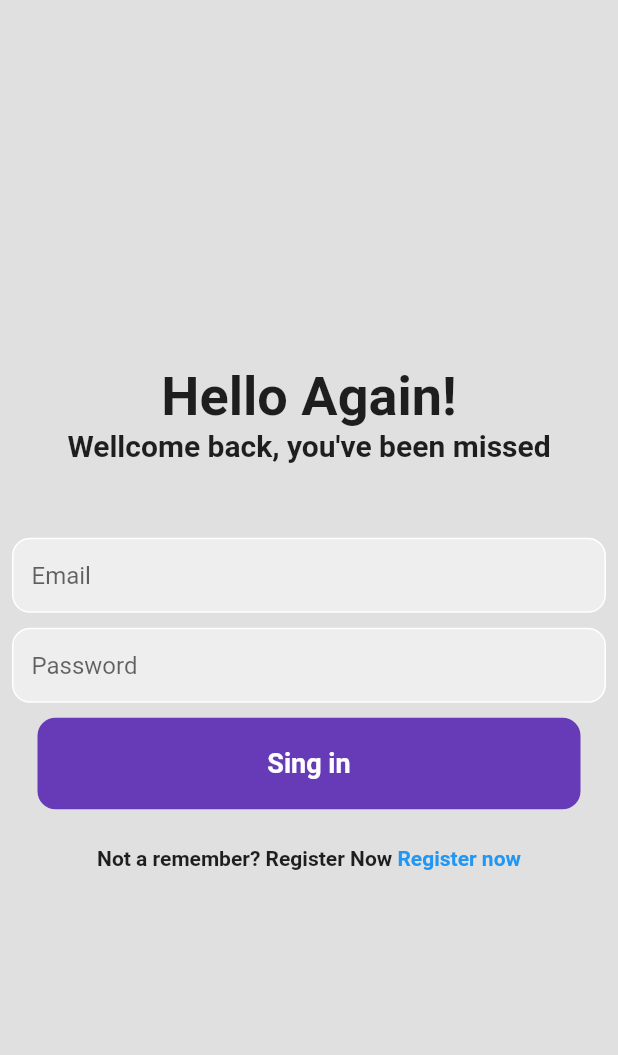
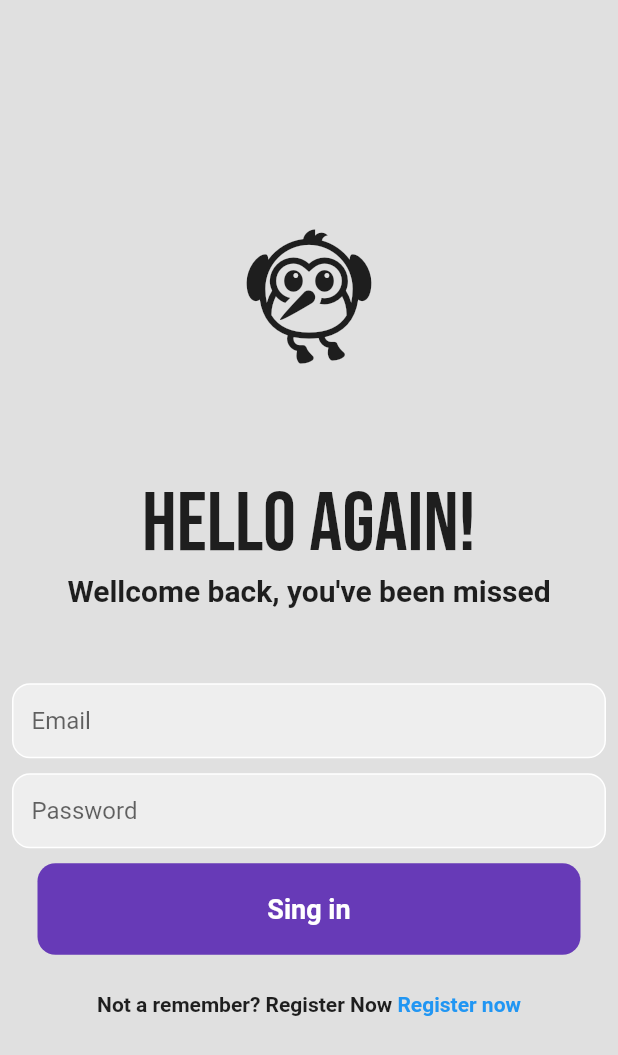
Before and after one commit to yamilsaad/login_flutter, a Flutter app: the screen it shows after launch, on a phone screen of 412 x 824 dp. Shown: the top 1055 px of the screen. Run offline on Flutter 3.47's test engine with Material 2 defaults, Android fonts, the light colour scheme and no system bars; our stand-ins replace google_fonts.

Commit message:
Cambio de Icono

```diff
--- a/lib/login_page.dart
+++ b/lib/login_page.dart
@@ -19,11 +19,15 @@ class _LoginPageState extends State<LoginPage> {
           mainAxisAlignment:
               MainAxisAlignment.center, //centra todo el body en la pantalla
           children: [
+            Icon(
+              Icons.flutter_dash,
+              size: 100,
+            ),
+            SizedBox(height: 70),
             //Hello again
             Text('Hello Again!',
-                style: TextStyle(
-                  fontWeight: FontWeight.bold,
-                  fontSize: 36,
+                style: GoogleFonts.bebasNeue(
+                  fontSize: 55,
                 )),
             Text(
               'Wellcome back, you\'ve been missed',
```
